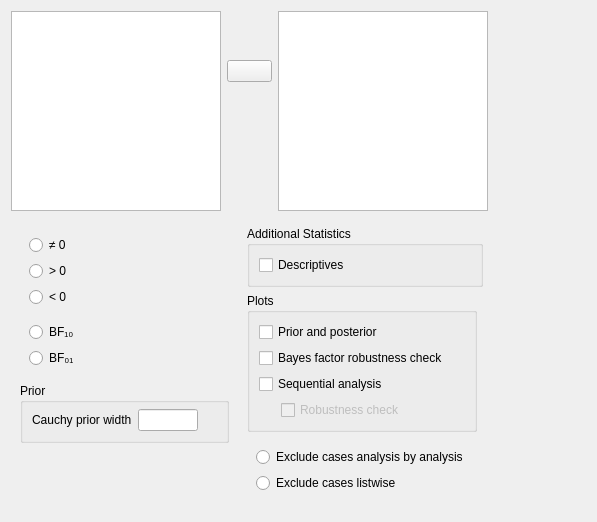
Before: the Qt Designer form JASP-Desktop/analysisforms/ttestbayesianonesampleform.ui in jasp-stats/jasp-desktop, drawn with Qt 5.
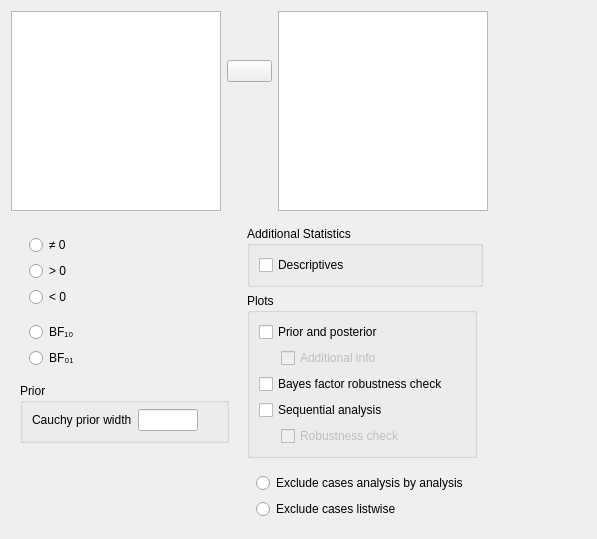
After: the same form once the commit is applied. Custom widgets are drawn as their Qt base class.

Commit message:
B T-Tests: added prior and posterior info opt
Closes #230

What changed in the file:
```diff
--- a/JASP-Desktop/analysisforms/ttestbayesianonesampleform.ui
+++ b/JASP-Desktop/analysisforms/ttestbayesianonesampleform.ui
@@ -176,7 +176,7 @@
             <string>Plots</string>
            </property>
            <layout class="QGridLayout" name="gridLayout_4">
-            <item row="3" column="0">
+            <item row="5" column="0">
              <widget class="QWidget" name="widget_4" native="true">
               <property name="maximumSize">
                <size>
@@ -186,20 +186,6 @@
               </property>
              </widget>
             </item>
-            <item row="2" column="0" colspan="3">
-             <widget class="BoundCheckBox" name="plotSequentialAnalysis">
-              <property name="text">
-               <string>Sequential analysis</string>
-              </property>
-             </widget>
-            </item>
-            <item row="1" column="0" colspan="3">
-             <widget class="BoundCheckBox" name="plotBayesFactorRobustness">
-              <property name="text">
-               <string>Bayes factor robustness check</string>
-              </property>
-             </widget>
-            </item>
             <item row="0" column="0" colspan="3">
              <widget class="BoundCheckBox" name="plotPriorAndPosterior">
               <property name="text">
@@ -207,7 +193,7 @@
               </property>
              </widget>
             </item>
-            <item row="3" column="1" colspan="2">
+            <item row="5" column="1" colspan="2">
              <widget class="BoundCheckBox" name="plotSequentialAnalysisRobustness">
               <property name="enabled">
                <bool>false</bool>
@@ -217,6 +203,30 @@
               </property>
              </widget>
             </item>
+            <item row="3" column="0" colspan="3">
+             <widget class="BoundCheckBox" name="plotBayesFactorRobustness">
+              <property name="text">
+               <string>Bayes factor robustness check</string>
+              </property>
+             </widget>
+            </item>
+            <item row="4" column="0" colspan="3">
+             <widget class="BoundCheckBox" name="plotSequentialAnalysis">
+              <property name="text">
+               <string>Sequential analysis</string>
+              </property>
+             </widget>
+            </item>
+            <item row="2" column="1" colspan="2">
+             <widget class="BoundCheckBox" name="plotPriorAndPosteriorAdditionalInfo">
+              <property name="enabled">
+               <bool>false</bool>
+              </property>
+              <property name="text">
+               <string>Additional info</string>
+              </property>
+             </widget>
+            </item>
            </layout>
           </widget>
          </item>
```
Left out of the diff: 16 changed lines with no effect on the pictures. The commit also changes 5 other files.
